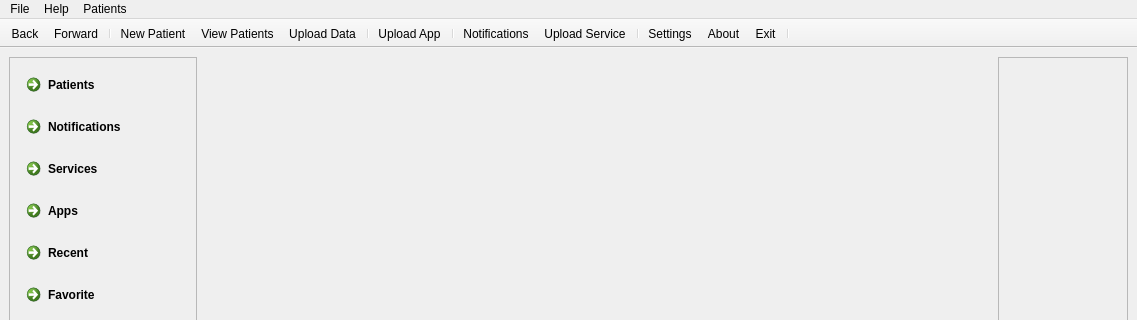
Above: ui/mainwindow.ui from creativepsyco/panex-client before the change; both pictures show x 0 to 1137 and y 0 to 320 of the 1137 by 668 pixel window. Below: the same form after it.
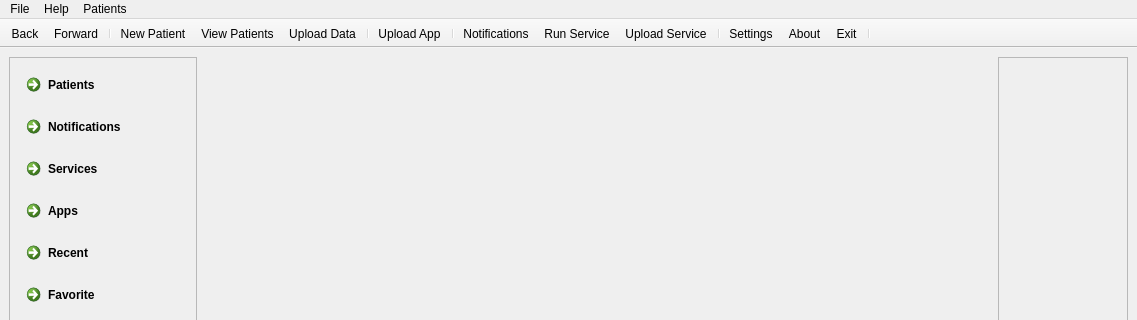
That is the form after the change. Icons and pictures are not drawn.

Commit message: Service invocation API for client side

```diff
--- a/ui/mainwindow.ui
+++ b/ui/mainwindow.ui
@@ -240,6 +240,7 @@
    <addaction name="actionUpload_App"/>
    <addaction name="separator"/>
    <addaction name="actionNotifications"/>
+   <addaction name="actionRun_Service"/>
    <addaction name="actionUpload_Service"/>
    <addaction name="separator"/>
    <addaction name="actionSettings"/>
@@ -418,6 +419,15 @@
     <string>View Selected Patient</string>
    </property>
   </action>
+  <action name="actionRun_Service">
+   <property name="icon">
+    <iconset resource="../res/panexres.qrc">
+     <normaloff>:/icons/Button_Play_Pause.png</normaloff>:/icons/Button_Play_Pause.png</iconset>
+   </property>
+   <property name="text">
+    <string>Run Service</string>
+   </property>
+  </action>
  </widget>
  <resources>
   <include location="../res/panexres.qrc"/>
```
The commit also changes 13 other files.
